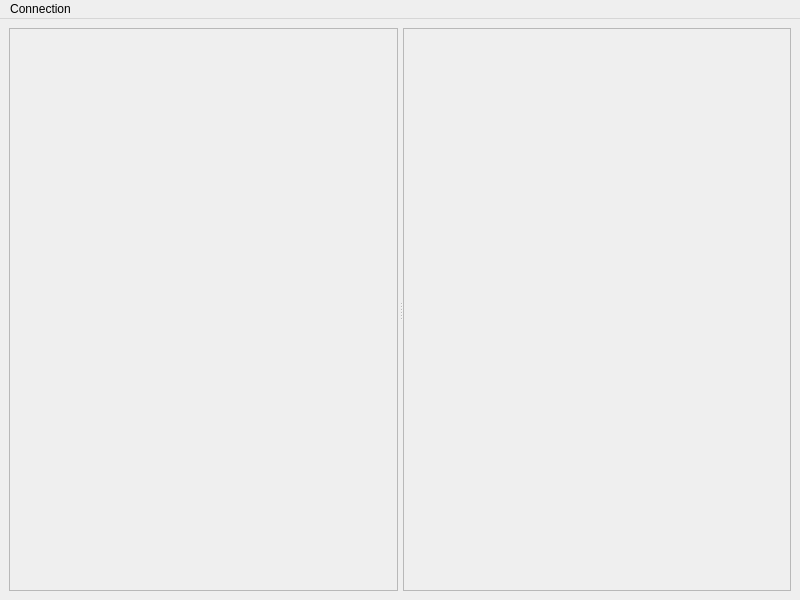
Qt form forms/main_window.ui (sukhininvk/DatabaseApp) before a commit.
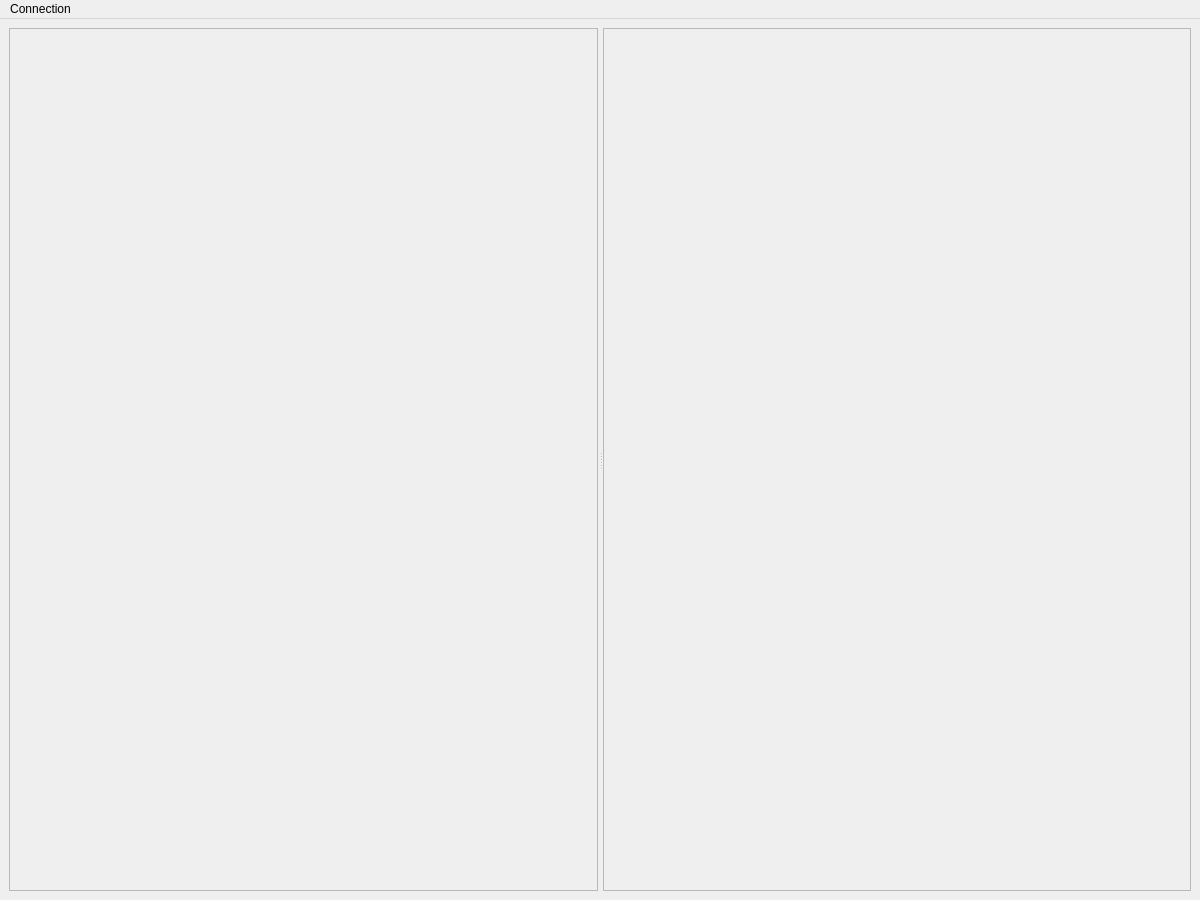
The same form after that commit.

What changed in the file:
```diff
--- a/forms/main_window.ui
+++ b/forms/main_window.ui
@@ -6,10 +6,16 @@
    <rect>
     <x>0</x>
     <y>0</y>
-    <width>800</width>
-    <height>600</height>
+    <width>1200</width>
+    <height>900</height>
    </rect>
   </property>
+  <property name="minimumSize">
+   <size>
+    <width>0</width>
+    <height>0</height>
+   </size>
+  </property>
   <property name="windowTitle">
    <string>DatabaseApp</string>
   </property>
@@ -38,7 +44,7 @@
       <widget class="QWidget" name="verticalLayoutWidget">
        <layout class="QVBoxLayout" name="leftLayout">
         <item>
-         <widget class="QListWidget" name="listWidget">
+         <widget class="QTreeView" name="treeView">
           <property name="enabled">
            <bool>false</bool>
           </property>
@@ -93,7 +99,7 @@
     <rect>
      <x>0</x>
      <y>0</y>
-     <width>800</width>
+     <width>1200</width>
      <height>33</height>
     </rect>
    </property>
```
Left out of the diff: 14 changed lines with no effect on the pictures.
